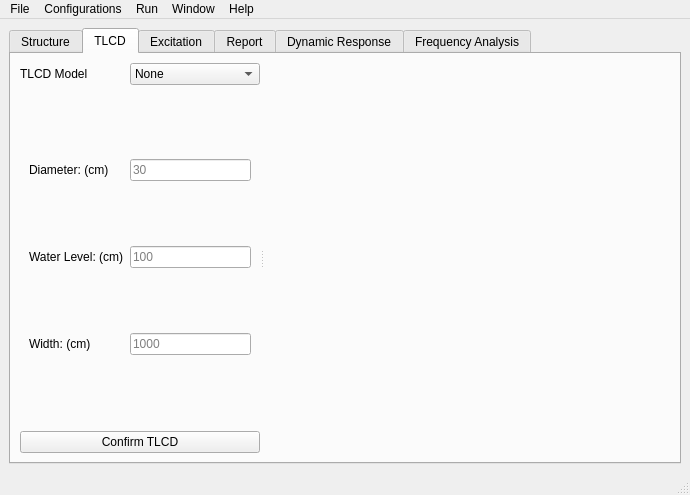
Old version of the form TLCD/GUI/mainWindowGUI.ui in the repository MarioFreitas/DynaPy.
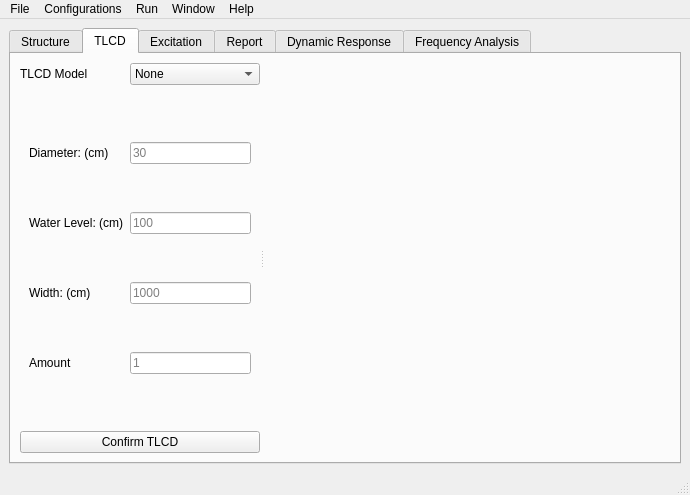
New version of the form. The open tabs and pages were chosen to show the change.

```diff
--- a/TLCD/GUI/mainWindowGUI.ui
+++ b/TLCD/GUI/mainWindowGUI.ui
@@ -373,6 +373,20 @@
                   </property>
                  </widget>
                 </item>
+                <item row="3" column="0">
+                 <widget class="QLabel" name="label_25">
+                  <property name="text">
+                   <string>Amount</string>
+                  </property>
+                 </widget>
+                </item>
+                <item row="3" column="1">
+                 <widget class="QLineEdit" name="amountSimpleTlcdLineEdit">
+                  <property name="placeholderText">
+                   <string>1</string>
+                  </property>
+                 </widget>
+                </item>
                </layout>
               </widget>
               <widget class="QWidget" name="page">
```
Left out of the diff: 92 changed lines with no effect on the pictures.
